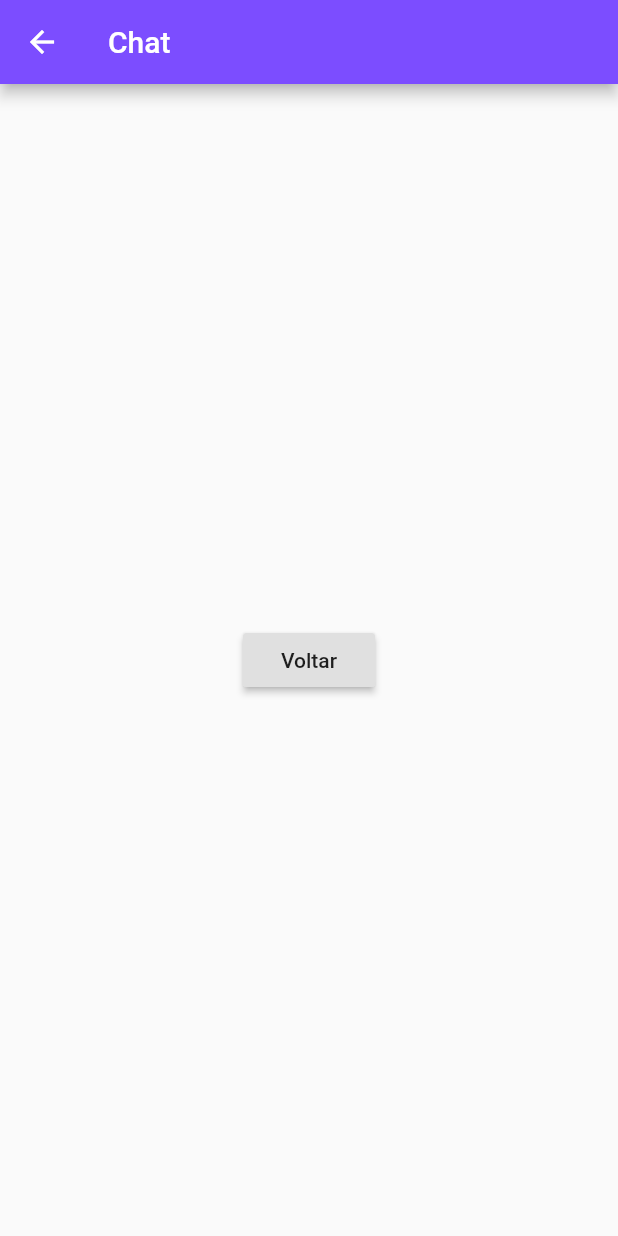
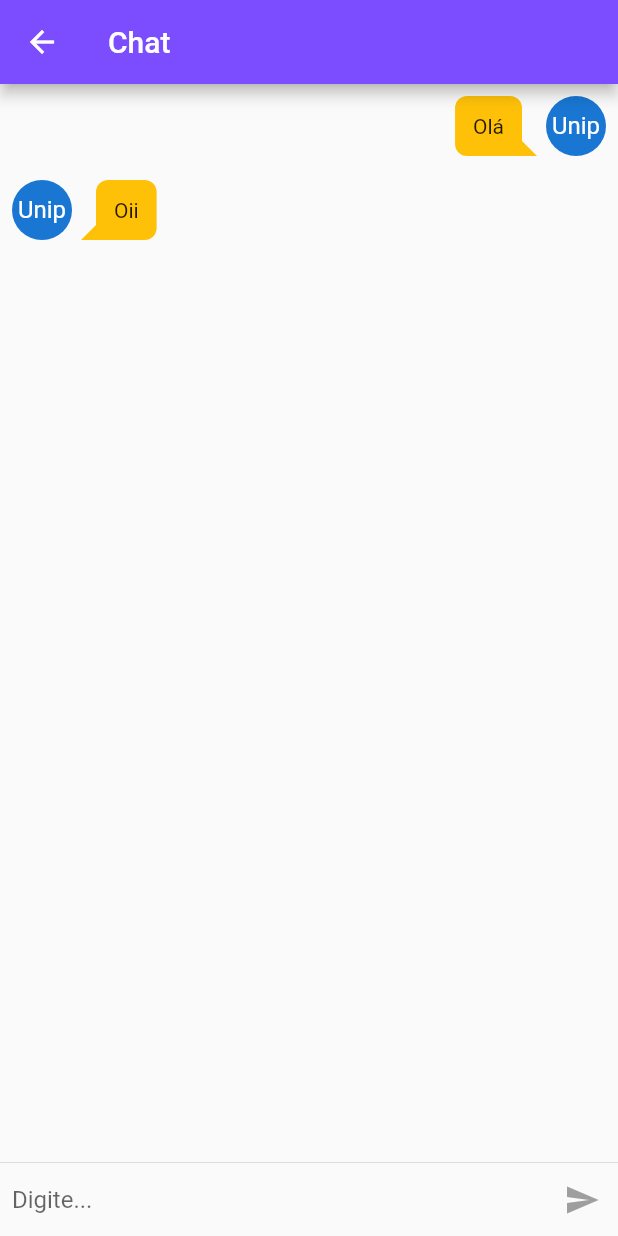
Before and after one commit to bkpaulera/SOA-2019, a Flutter app: the Chat screen opened directly, on a phone screen of 412 x 824 dp. Run offline on Flutter 3.47's test engine with Material 2 defaults, Android fonts, the phone set to English and light mode, and no system bars; network calls fail.

Commit message:
Layout Tela de Chat

```diff
--- a/soa_app/lib/ui/chat/chat.dart
+++ b/soa_app/lib/ui/chat/chat.dart
@@ -7,19 +7,191 @@
 }
 
 class _ChatState extends State<Chat> {
+  List<String> _messages;
+
+  TextEditingController textEditingController;
+  ScrollController scrollController;
+
+  bool enableButton = false;
+
+  void initState() {
+    _messages = List<String>();
+
+    _messages.add("Olá");
+    _messages.add("Oii");
+
+    textEditingController = TextEditingController();
+
+    scrollController = ScrollController();
+
+    super.initState();
+  }
+
+  void handleSendMessage() {
+    var text = textEditingController.value.text;
+    textEditingController.clear();
+    setState(() {
+      _messages.add(text);
+      enableButton = false;
+    });
+
+    Future.delayed(Duration(milliseconds: 100), () {
+      scrollController.animateTo(scrollController.position.maxScrollExtent,
+          curve: Curves.ease, duration: Duration(milliseconds: 500));
+    });
+  }
+
   @override
-  Widget build(BuildContext context) {
+  Widget build(BuildContext context) {var textInput = Row(
+      children: <Widget>[
+        Expanded(
+          child: Padding(
+            padding: const EdgeInsets.only(left: 8.0),
+            child: TextField(
+              onChanged: (text) {
+                setState(() {
+                  enableButton = text.isNotEmpty;
+                });
+              },
+              decoration: InputDecoration.collapsed(
+                hintText: "Digite...",
+              ),
+              controller: textEditingController,
+            ),
+          ),
+        ),
+        enableButton
+            ? IconButton(
+                color: Theme.of(context).primaryColor,
+                icon: Icon(
+                  Icons.send,
+                ),
+                disabledColor: Colors.grey,
+                onPressed: handleSendMessage,
+              )
+            : IconButton(
+                color: Colors.blue,
+                icon: Icon(
+                  Icons.send,
+                ),
+                disabledColor: Colors.grey,
+                onPressed: null,
+              )
+      ],
+    );
+
     return Scaffold(
+      resizeToAvoidBottomPadding: true,
       appBar: AppBar(
         title: Text("Chat"),
-        backgroundColor: Colors.deepPurpleAccent,),
-        body: Center(
-          child: RaisedButton(onPressed: () {
-            Navigator.pop(context);
-          },
-            child: Text('Voltar'),
+        backgroundColor: Colors.deepPurpleAccent,
+      ),
+      body: Column(
+        children: <Widget>[
+          Expanded(
+            child: ListView.builder(
+              controller: scrollController,
+              itemCount: _messages.length,
+              itemBuilder: (context, index) {
+                bool reverse = false;
+
+                if (index % 2 == 0) {
+                  reverse = true;
+                }
+
+                var avatar = Padding(
+                  padding:
+                      const EdgeInsets.only(left: 8.0, bottom: 8.0, right: 8.0),
+                  child: CircleAvatar(
+                    child: Text("Unip")
+                  ),
+                );
+
+                var triangle = CustomPaint(
+                  painter: Triangle(),
+                );
+
+                var messagebody = DecoratedBox(
+                  decoration: BoxDecoration(
+                    color: Colors.amber,
+                    borderRadius: BorderRadius.circular(8.0),
+                  ),
+                  child: Align(
+                    alignment: Alignment.centerLeft,
+                    child: Padding(
+                      padding: const EdgeInsets.all(12.0),
+                      child: Text(_messages[index]),
+                    ),
+                  ),
+                );
+
+                Widget message;
+
+                if (reverse) {
+                  message = Stack(
+                    children: <Widget>[
+                      messagebody,
+                      Positioned(right: 0, bottom: 0, child: triangle),
+                    ],
+                  );
+                } else {
+                  message = Stack(
+                    children: <Widget>[
+                      Positioned(left: 0, bottom: 0, child: triangle),
+                      messagebody,
+                    ],
+                  );
+                }
+
+                if (reverse) {
+                  return Row(
+                    mainAxisAlignment: MainAxisAlignment.end,
+                    crossAxisAlignment: CrossAxisAlignment.end,
+                    children: <Widget>[
+                      Padding(
+                        padding: const EdgeInsets.all(8.0),
+                        child: message,
+                      ),
+                      avatar,
+                    ],
+                  );
+                } else {
+                  return Row(
+                    crossAxisAlignment: CrossAxisAlignment.end,
+                    children: <Widget>[
+                      avatar,
+                      Padding(
+                        padding: const EdgeInsets.all(8.0),
+                        child: message,
+                      ),
+                    ],
+                  );
+                }
+              },
+            ),
           ),
-        ),
+          Divider(height: 2.0),
+          textInput
+        ],
+      ),
     );
   }
 }
+
+class Triangle extends CustomPainter {
+  @override
+  void paint(Canvas canvas, Size size) {
+    var paint = Paint()..color = Colors.amber;
+
+    var path = Path();
+    path.lineTo(10, 0);
+    path.lineTo(0, -10);
+    path.lineTo(-10, 0);
+    canvas.drawPath(path, paint);
+  }
+
+  @override
+  bool shouldRepaint(CustomPainter oldDelegate) {
+    return true;
+  }
+}
--- a/soa_app/lib/ui/login.dart
+++ b/soa_app/lib/ui/login.dart
@@ -2,6 +2,7 @@
 import 'package:flutter/material.dart';
 import 'package:soa_app/main.dart';
 import 'package:soa_app/routes/routes_path.dart';
+import 'package:soa_app/ui/search/create_card.dart';
 
 class Login extends StatefulWidget {
   @override
@@ -20,7 +21,8 @@
         leading: IconButton(
           icon: Icon(Icons.arrow_back_ios),
           onPressed: (){
-            Navigator.of(context).pushNamed(HomeMainView);
+            //Navigator.of(context).pushNamed(HomeMainView);
+            CreateCard();
             },
           ),
         ),
--- a/soa_app/lib/ui/search/create_card.dart
+++ b/soa_app/lib/ui/search/create_card.dart
@@ -1,8 +1,8 @@
 import 'package:flutter/material.dart';
 
-import 'package:observable_ish/observable_ish.dart';
+//import 'package:observable_ish/observable_ish.dart';
 
-final rxStrings = RxValue<String>();
+//final rxStrings = RxValue<String>();
 
 bool _userEdited =false;
 String _choiceDrop = null;
@@ -40,7 +40,8 @@
 
                   Padding(
                     padding: const EdgeInsets.all(10.0),
-                    child: Text(rxStrings.value.toString(),style: TextStyle(fontSize: 25.0),),
+                    //child: Text(rxStrings.value.toString(),style: TextStyle(fontSize: 25.0),),
+                    child: Text('Alguma coisa deveria aparecer aqui"'),
                   ),
 
                   DropdownButton(
@@ -55,7 +56,7 @@
                       .toList(), onChanged: (String value) {
                         _choiceDrop=value;
                         setState(() {
-                          rxStrings.value=value;
+                          //rxStrings.value=value;
                         });
                       },
                   ),
--- a/soa_app/lib/ui/search/search.dart
+++ b/soa_app/lib/ui/search/search.dart
@@ -29,9 +29,10 @@
           backgroundColor: Colors.white,
           floatingActionButton: FloatingActionButton(
             onPressed: (){
-              Navigator.of(context).pushNamed(CreateCardView);
+              Navigator.pop(context);
+              //Navigator.of(context).pushNamed(CreateCardView);
             },
-            child: Icon(Icons.add),
+            child: Icon(Icons.backspace),
             backgroundColor: Colors.deepPurpleAccent,
           ),
           body:
```
